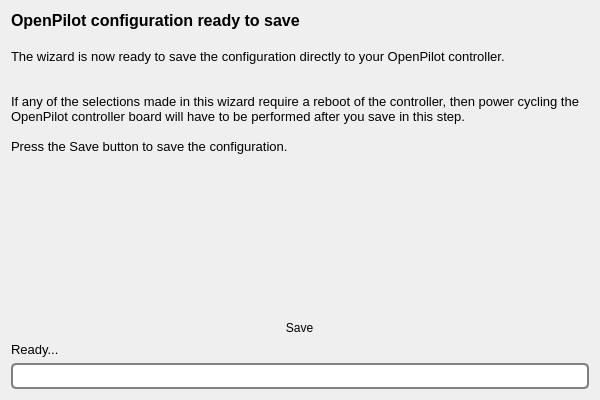
First picture: the form in ground/gcs/src/plugins/setupwizard/pages/savepage.ui, repository TauLabs/TauLabs, before the edit.
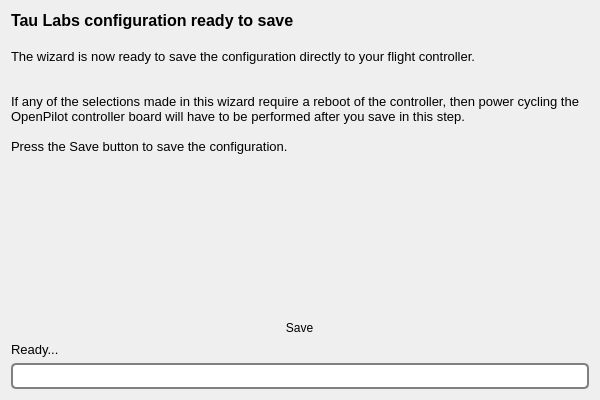
Second picture: the form after the edit. Icons and pictures are not drawn.

Commit message: SetupWizard: update page text

The edit to the form file:
```diff
--- a/ground/gcs/src/plugins/setupwizard/pages/savepage.ui
+++ b/ground/gcs/src/plugins/setupwizard/pages/savepage.ui
@@ -20,17 +20,17 @@
       <string>&lt;!DOCTYPE HTML PUBLIC &quot;-//W3C//DTD HTML 4.0//EN&quot; &quot;http://www.w3.org/TR/REC-html40/strict.dtd&quot;&gt;
 &lt;html&gt;&lt;head&gt;&lt;meta name=&quot;qrichtext&quot; content=&quot;1&quot; /&gt;&lt;style type=&quot;text/css&quot;&gt;
 p, li { white-space: pre-wrap; }
-&lt;/style&gt;&lt;/head&gt;&lt;body style=&quot; font-family:'MS Shell Dlg 2'; font-size:8pt; font-weight:400; font-style:normal;&quot;&gt;
-&lt;p style=&quot; margin-top:0px; margin-bottom:0px; margin-left:0px; margin-right:0px; -qt-block-indent:0; text-indent:0px;&quot;&gt;&lt;span style=&quot; font-size:12pt; font-weight:600;&quot;&gt;OpenPilot configuration ready to save&lt;/span&gt;&lt;/p&gt;
-&lt;p style=&quot;-qt-paragraph-type:empty; margin-top:0px; margin-bottom:0px; margin-left:0px; margin-right:0px; -qt-block-indent:0; text-indent:0px; font-size:12pt; font-weight:600;&quot;&gt;&lt;br /&gt;&lt;/p&gt;
-&lt;p style=&quot; margin-top:0px; margin-bottom:0px; margin-left:0px; margin-right:0px; -qt-block-indent:0; text-indent:0px;&quot;&gt;&lt;span style=&quot; font-size:10pt;&quot;&gt;The wizard is now ready to save the configuration directly to your OpenPilot controller. &lt;/span&gt;&lt;/p&gt;
-&lt;p style=&quot;-qt-paragraph-type:empty; margin-top:0px; margin-bottom:0px; margin-left:0px; margin-right:0px; -qt-block-indent:0; text-indent:0px; font-size:10pt;&quot;&gt;&lt;br /&gt;&lt;/p&gt;
-&lt;p style=&quot;-qt-paragraph-type:empty; margin-top:0px; margin-bottom:0px; margin-left:0px; margin-right:0px; -qt-block-indent:0; text-indent:0px; font-size:10pt;&quot;&gt;&lt;br /&gt;&lt;/p&gt;
-&lt;p style=&quot; margin-top:0px; margin-bottom:0px; margin-left:0px; margin-right:0px; -qt-block-indent:0; text-indent:0px;&quot;&gt;&lt;span style=&quot; font-size:10pt;&quot;&gt;If any of the selections made in this wizard require a reboot of the controller, then power cycling the OpenPilot controller board will have to be performed after you save in this step.&lt;/span&gt;&lt;/p&gt;
-&lt;p style=&quot;-qt-paragraph-type:empty; margin-top:0px; margin-bottom:0px; margin-left:0px; margin-right:0px; -qt-block-indent:0; text-indent:0px; font-size:10pt;&quot;&gt;&lt;br /&gt;&lt;/p&gt;
-&lt;p style=&quot; margin-top:0px; margin-bottom:0px; margin-left:0px; margin-right:0px; -qt-block-indent:0; text-indent:0px;&quot;&gt;&lt;span style=&quot; font-size:10pt;&quot;&gt;Press the Save button to save the configuration.&lt;/span&gt;&lt;/p&gt;
-&lt;p style=&quot;-qt-paragraph-type:empty; margin-top:0px; margin-bottom:0px; margin-left:0px; margin-right:0px; -qt-block-indent:0; text-indent:0px; font-size:10pt;&quot;&gt;&lt;br /&gt;&lt;/p&gt;
-&lt;p style=&quot; margin-top:0px; margin-bottom:0px; margin-left:0px; margin-right:0px; -qt-block-indent:0; text-indent:0px;&quot;&gt;&lt;span style=&quot; font-size:10pt;&quot;&gt;&lt;br /&gt;&lt;/span&gt;&lt;/p&gt;&lt;/body&gt;&lt;/html&gt;</string>
+&lt;/style&gt;&lt;/head&gt;&lt;body style=&quot; font-family:'Lucida Grande'; font-size:13pt; font-weight:400; font-style:normal;&quot;&gt;
+&lt;p style=&quot; margin-top:0px; margin-bottom:0px; margin-left:0px; margin-right:0px; -qt-block-indent:0; text-indent:0px;&quot;&gt;&lt;span style=&quot; font-family:'MS Shell Dlg 2'; font-size:12pt; font-weight:600;&quot;&gt;Tau Labs configuration ready to save&lt;/span&gt;&lt;/p&gt;
+&lt;p style=&quot;-qt-paragraph-type:empty; margin-top:0px; margin-bottom:0px; margin-left:0px; margin-right:0px; -qt-block-indent:0; text-indent:0px; font-family:'MS Shell Dlg 2'; font-size:12pt; font-weight:600;&quot;&gt;&lt;br /&gt;&lt;/p&gt;
+&lt;p style=&quot; margin-top:0px; margin-bottom:0px; margin-left:0px; margin-right:0px; -qt-block-indent:0; text-indent:0px;&quot;&gt;&lt;span style=&quot; font-family:'MS Shell Dlg 2'; font-size:10pt;&quot;&gt;The wizard is now ready to save the configuration directly to your flight controller. &lt;/span&gt;&lt;/p&gt;
+&lt;p style=&quot;-qt-paragraph-type:empty; margin-top:0px; margin-bottom:0px; margin-left:0px; margin-right:0px; -qt-block-indent:0; text-indent:0px; font-family:'MS Shell Dlg 2'; font-size:10pt;&quot;&gt;&lt;br /&gt;&lt;/p&gt;
+&lt;p style=&quot;-qt-paragraph-type:empty; margin-top:0px; margin-bottom:0px; margin-left:0px; margin-right:0px; -qt-block-indent:0; text-indent:0px; font-family:'MS Shell Dlg 2'; font-size:10pt;&quot;&gt;&lt;br /&gt;&lt;/p&gt;
+&lt;p style=&quot; margin-top:0px; margin-bottom:0px; margin-left:0px; margin-right:0px; -qt-block-indent:0; text-indent:0px;&quot;&gt;&lt;span style=&quot; font-family:'MS Shell Dlg 2'; font-size:10pt;&quot;&gt;If any of the selections made in this wizard require a reboot of the controller, then power cycling the OpenPilot controller board will have to be performed after you save in this step.&lt;/span&gt;&lt;/p&gt;
+&lt;p style=&quot;-qt-paragraph-type:empty; margin-top:0px; margin-bottom:0px; margin-left:0px; margin-right:0px; -qt-block-indent:0; text-indent:0px; font-family:'MS Shell Dlg 2'; font-size:10pt;&quot;&gt;&lt;br /&gt;&lt;/p&gt;
+&lt;p style=&quot; margin-top:0px; margin-bottom:0px; margin-left:0px; margin-right:0px; -qt-block-indent:0; text-indent:0px;&quot;&gt;&lt;span style=&quot; font-family:'MS Shell Dlg 2'; font-size:10pt;&quot;&gt;Press the Save button to save the configuration.&lt;/span&gt;&lt;/p&gt;
+&lt;p style=&quot;-qt-paragraph-type:empty; margin-top:0px; margin-bottom:0px; margin-left:0px; margin-right:0px; -qt-block-indent:0; text-indent:0px; font-family:'MS Shell Dlg 2'; font-size:10pt;&quot;&gt;&lt;br /&gt;&lt;/p&gt;
+&lt;p style=&quot; margin-top:0px; margin-bottom:0px; margin-left:0px; margin-right:0px; -qt-block-indent:0; text-indent:0px;&quot;&gt;&lt;span style=&quot; font-family:'MS Shell Dlg 2'; font-size:10pt;&quot;&gt;&lt;br /&gt;&lt;/span&gt;&lt;/p&gt;&lt;/body&gt;&lt;/html&gt;</string>
      </property>
      <property name="alignment">
       <set>Qt::AlignLeading|Qt::AlignLeft|Qt::AlignTop</set>
```
The commit also changes 14 other files.
